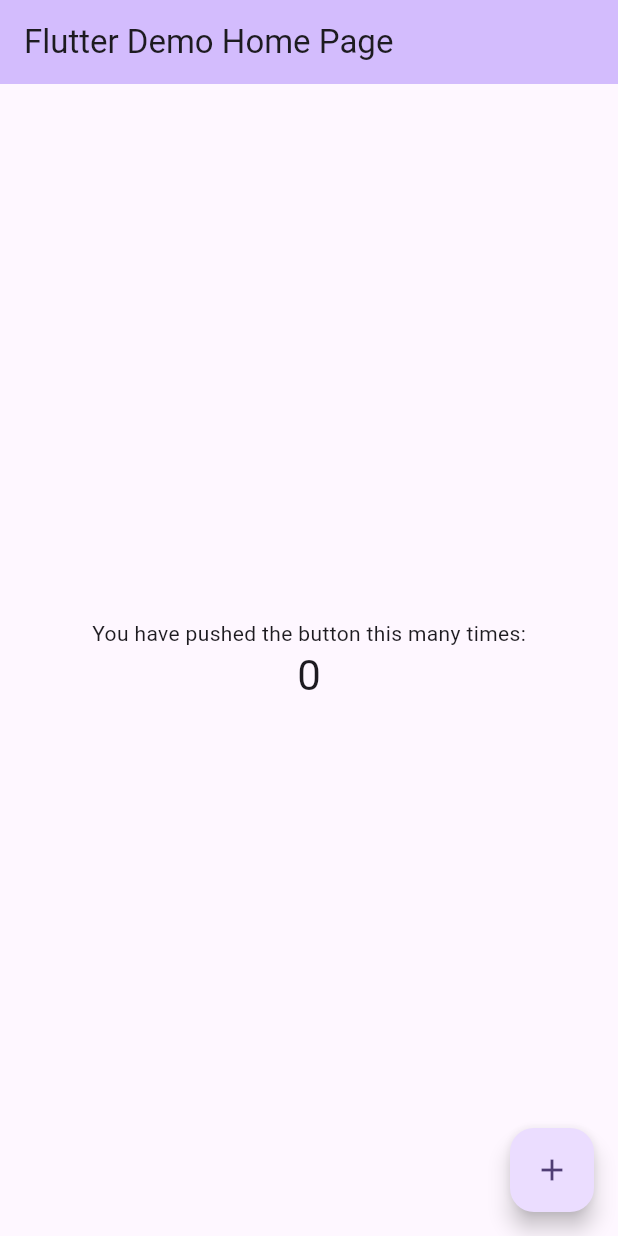
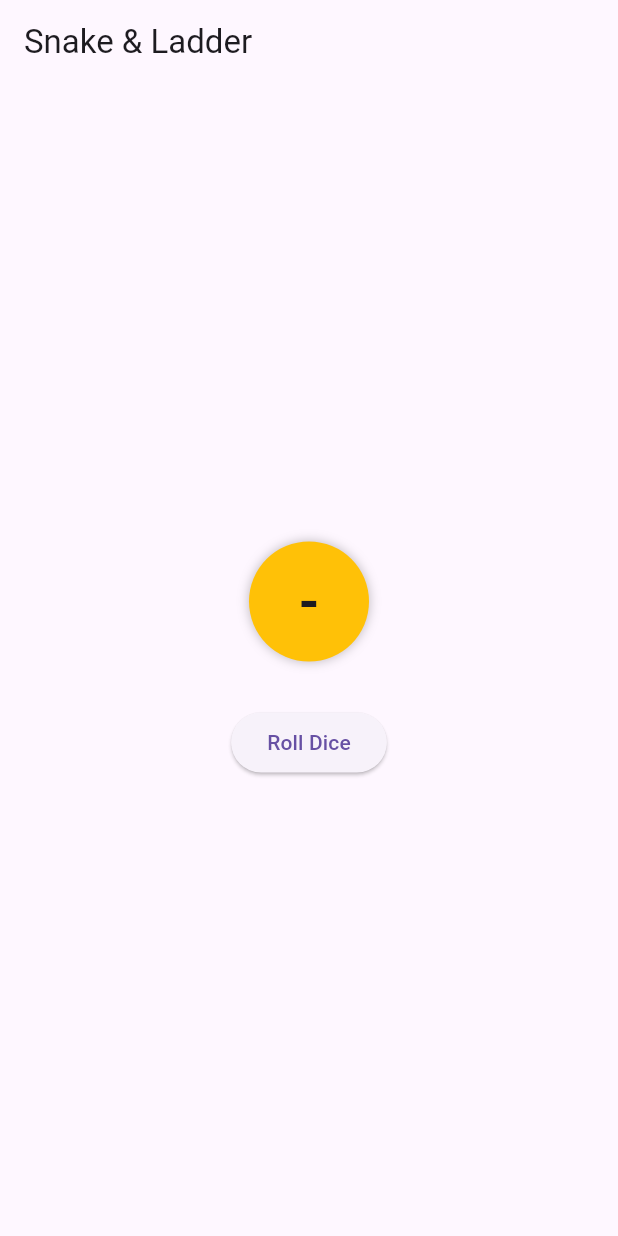
Before and after one commit to cheaneatine/Flutter-Bloc-Clean-Architecture-Snake-and-Ladder, a Flutter app: the screen it shows after launch, on a phone screen of 412 x 824 dp. Run offline on Flutter 3.47's test engine with Material 3 defaults, Android fonts, the phone set to English and light mode, and no system bars; our stand-ins replace equatable, flutter_bloc, get_it.

Commit message:
feat: add dice roll button with animation and random result

```diff
--- /dev/null
+++ b/lib/core/features/game/presentation/bloc/game_bloc.dart
@@ -0,0 +1,20 @@
+import 'dart:async';
+import 'dart:math';
+import 'package:flutter_bloc/flutter_bloc.dart';
+import 'game_event.dart';
+import 'game_state.dart';
+
+class GameBloc extends Bloc<GameEvent, GameState> {
+  final _random = Random();
+
+  GameBloc() : super(GameInitial()) {
+    on<DiceRolled>(_onDiceRolled); // Placeholder logic for dice roll
+  }
+
+  Future<void> _onDiceRolled(DiceRolled event, Emitter<GameState> emit) async {
+    emit(DiceRollInProgress());
+    await Future.delayed(const Duration(milliseconds: 800));
+    final rolledValue = _random.nextInt(6) + 1;
+    emit(DiceRollResult(rolledValue));
+  }
+}
--- /dev/null
+++ b/lib/core/features/game/presentation/bloc/game_event.dart
@@ -0,0 +1,13 @@
+import 'package:equatable/equatable.dart';
+
+abstract class GameEvent extends Equatable {
+  const GameEvent();
+
+  @override
+  List<Object> get props => [];
+}
+
+// Example Event
+class RollDiceEvent extends GameEvent {}
+
+class DiceRolled extends GameEvent {}
--- /dev/null
+++ b/lib/core/features/game/presentation/bloc/game_state.dart
@@ -0,0 +1,21 @@
+import 'package:equatable/equatable.dart';
+
+abstract class GameState extends Equatable {
+  const GameState();
+
+  @override
+  List<Object> get props => [];
+}
+
+// Initial state
+class GameInitial extends GameState {}
+
+class DiceRollInProgress extends GameState {}
+
+class DiceRollResult extends GameState {
+  final int value;
+  const DiceRollResult(this.value);
+
+  @override
+  List<Object> get props => [value];
+}
--- /dev/null
+++ b/lib/core/features/game/presentation/pages/game_page.dart
@@ -0,0 +1,41 @@
+import 'package:flutter/material.dart';
+import 'package:flutter_bloc/flutter_bloc.dart';
+import '../bloc/game_bloc.dart';
+import '../bloc/game_event.dart';
+import '../bloc/game_state.dart';
+import '../widgets/dice_widget.dart';
+
+class GamePage extends StatelessWidget {
+  const GamePage({super.key});
+
+  @override
+  Widget build(BuildContext context) {
+    return Scaffold(
+      appBar: AppBar(title: const Text('Snake & Ladder')),
+      body: Center(
+        child: BlocBuilder<GameBloc, GameState>(
+          builder: (context, state) {
+            final isRolling = state is DiceRollInProgress;
+            final value = state is DiceRollResult ? state.value : null;
+
+            return Column(
+              mainAxisAlignment: MainAxisAlignment.center,
+              children: [
+                DiceWidget(value: value, isRolling: isRolling),
+                const SizedBox(height: 30),
+                ElevatedButton(
+                  onPressed: isRolling
+                      ? null
+                      : () {
+                          context.read<GameBloc>().add(DiceRolled());
+                        },
+                  child: const Text('Roll Dice'),
+                ),
+              ],
+            );
+          },
+        ),
+      ),
+    );
+  }
+}
--- /dev/null
+++ b/lib/core/features/game/presentation/widgets/dice_widget.dart
@@ -0,0 +1,68 @@
+import 'package:flutter/material.dart';
+
+class DiceWidget extends StatefulWidget {
+  final int? value;
+  final bool isRolling;
+
+  const DiceWidget({super.key, this.value, required this.isRolling});
+
+  @override
+  State<DiceWidget> createState() => _DiceWidgetState();
+}
+
+class _DiceWidgetState extends State<DiceWidget>
+    with SingleTickerProviderStateMixin {
+  late AnimationController _controller;
+  late Animation<double> _rotation;
+
+  @override
+  void initState() {
+    super.initState();
+    _controller = AnimationController(
+      vsync: this,
+      duration: const Duration(milliseconds: 500),
+    );
+    _rotation = Tween<double>(
+      begin: 0,
+      end: 2 * 3.14,
+    ).animate(CurvedAnimation(parent: _controller, curve: Curves.easeInOut));
+  }
+
+  @override
+  void didUpdateWidget(covariant DiceWidget oldWidget) {
+    super.didUpdateWidget(oldWidget);
+    if (widget.isRolling && !_controller.isAnimating) {
+      _controller.forward(from: 0);
+    }
+  }
+
+  @override
+  Widget build(BuildContext context) {
+    return AnimatedBuilder(
+      animation: _rotation,
+      builder: (_, child) {
+        return Transform.rotate(angle: _rotation.value, child: child);
+      },
+      child: Container(
+        width: 80,
+        height: 80,
+        decoration: BoxDecoration(
+          shape: BoxShape.circle,
+          color: Colors.amber,
+          boxShadow: [BoxShadow(blurRadius: 6, color: Colors.black26)],
+        ),
+        alignment: Alignment.center,
+        child: Text(
+          widget.value?.toString() ?? '-',
+          style: const TextStyle(fontSize: 36, fontWeight: FontWeight.bold),
+        ),
+      ),
+    );
+  }
+
+  @override
+  void dispose() {
+    _controller.dispose();
+    super.dispose();
+  }
+}
--- /dev/null
+++ b/lib/injection_container.dart
@@ -0,0 +1,11 @@
+import 'package:get_it/get_it.dart';
+import 'core/features/game/presentation/bloc/game_bloc.dart';
+
+final sl = GetIt.instance;
+
+Future<void> init() async {
+  //Bloc
+  sl.registerFactory(() => GameBloc());
+
+  // Later: add use cases, repositories, etc.
+}
--- a/lib/main.dart
+++ b/lib/main.dart
@@ -1,122 +1,30 @@
 import 'package:flutter/material.dart';
+import 'package:flutter_bloc/flutter_bloc.dart';
+import 'core/features/game/presentation/bloc/game_bloc.dart';
+import 'core/features/game/presentation/pages/game_page.dart';
+import 'injection_container.dart' as di;
 
-void main() {
-  runApp(const MyApp());
+void main() async {
+  WidgetsFlutterBinding.ensureInitialized();
+  await di.init();
+  runApp(const SnakeLadderApp());
 }
 
-class MyApp extends StatelessWidget {
-  const MyApp({super.key});
+class SnakeLadderApp extends StatelessWidget {
+  const SnakeLadderApp({super.key});
 
-  // This widget is the root of your application.
   @override
   Widget build(BuildContext context) {
-    return MaterialApp(
-      title: 'Flutter Demo',
-      theme: ThemeData(
-        // This is the theme of your application.
-        //
-        // TRY THIS: Try running your application with "flutter run". You'll see
-        // the application has a purple toolbar. Then, without quitting the app,
-        // try changing the seedColor in the colorScheme below to Colors.green
-        // and then invoke "hot reload" (save your changes or press the "hot
-        // reload" button in a Flutter-supported IDE, or press "r" if you used
-        // the command line to start the app).
-        //
-        // Notice that the counter didn't reset back to zero; the application
-        // state is not lost during the reload. To reset the state, use hot
-        // restart instead.
-        //
-        // This works for code too, not just values: Most code changes can be
-        // tested with just a hot reload.
-        colorScheme: ColorScheme.fromSeed(seedColor: Colors.deepPurple),
+    return MultiBlocProvider(
+      providers: [BlocProvider<GameBloc>(create: (_) => di.sl<GameBloc>())],
+      child: MaterialApp(
+        debugShowCheckedModeBanner: false,
+        title: 'Snake & Ladder',
+        theme: ThemeData.light(useMaterial3: true),
+        darkTheme: ThemeData.dark(useMaterial3: true),
+        themeMode: ThemeMode.system,
+        home: const GamePage(),
       ),
-      home: const MyHomePage(title: 'Flutter Demo Home Page'),
     );
   }
 }
-
-class MyHomePage extends StatefulWidget {
-  const MyHomePage({super.key, required this.title});
-
-  // This widget is the home page of your application. It is stateful, meaning
-  // that it has a State object (defined below) that contains fields that affect
-  // how it looks.
-
-  // This class is the configuration for the state. It holds the values (in this
-  // case the title) provided by the parent (in this case the App widget) and
-  // used by the build method of the State. Fields in a Widget subclass are
-  // always marked "final".
-
-  final String title;
-
-  @override
-  State<MyHomePage> createState() => _MyHomePageState();
-}
-
-class _MyHomePageState extends State<MyHomePage> {
-  int _counter = 0;
-
-  void _incrementCounter() {
-    setState(() {
-      // This call to setState tells the Flutter framework that something has
-      // changed in this State, which causes it to rerun the build method below
-      // so that the display can reflect the updated values. If we changed
-      // _counter without calling setState(), then the build method would not be
-      // called again, and so nothing would appear to happen.
-      _counter++;
-    });
-  }
-
-  @override
-  Widget build(BuildContext context) {
-    // This method is rerun every time setState is called, for instance as done
-    // by the _incrementCounter method above.
-    //
-    // The Flutter framework has been optimized to make rerunning build methods
-    // fast, so that you can just rebuild anything that needs updating rather
-    // than having to individually change instances of widgets.
-    return Scaffold(
-      appBar: AppBar(
-        // TRY THIS: Try changing the color here to a specific color (to
-        // Colors.amber, perhaps?) and trigger a hot reload to see the AppBar
-        // change color while the other colors stay the same.
-        backgroundColor: Theme.of(context).colorScheme.inversePrimary,
-        // Here we take the value from the MyHomePage object that was created by
-        // the App.build method, and use it to set our appbar title.
-        title: Text(widget.title),
-      ),
-      body: Center(
-        // Center is a layout widget. It takes a single child and positions it
-        // in the middle of the parent.
-        child: Column(
-          // Column is also a layout widget. It takes a list of children and
-          // arranges them vertically. By default, it sizes itself to fit its
-          // children horizontally, and tries to be as tall as its parent.
-          //
-          // Column has various properties to control how it sizes itself and
-          // how it positions its children. Here we use mainAxisAlignment to
-          // center the children vertically; the main axis here is the vertical
-          // axis because Columns are vertical (the cross axis would be
-          // horizontal).
-          //
-          // TRY THIS: Invoke "debug painting" (choose the "Toggle Debug Paint"
-          // action in the IDE, or press "p" in the console), to see the
-          // wireframe for each widget.
-          mainAxisAlignment: MainAxisAlignment.center,
-          children: <Widget>[
-            const Text('You have pushed the button this many times:'),
-            Text(
-              '$_counter',
-              style: Theme.of(context).textTheme.headlineMedium,
-            ),
-          ],
-        ),
-      ),
-      floatingActionButton: FloatingActionButton(
-        onPressed: _incrementCounter,
-        tooltip: 'Increment',
-        child: const Icon(Icons.add),
-      ), // This trailing comma makes auto-formatting nicer for build methods.
-    );
-  }
-}
```
